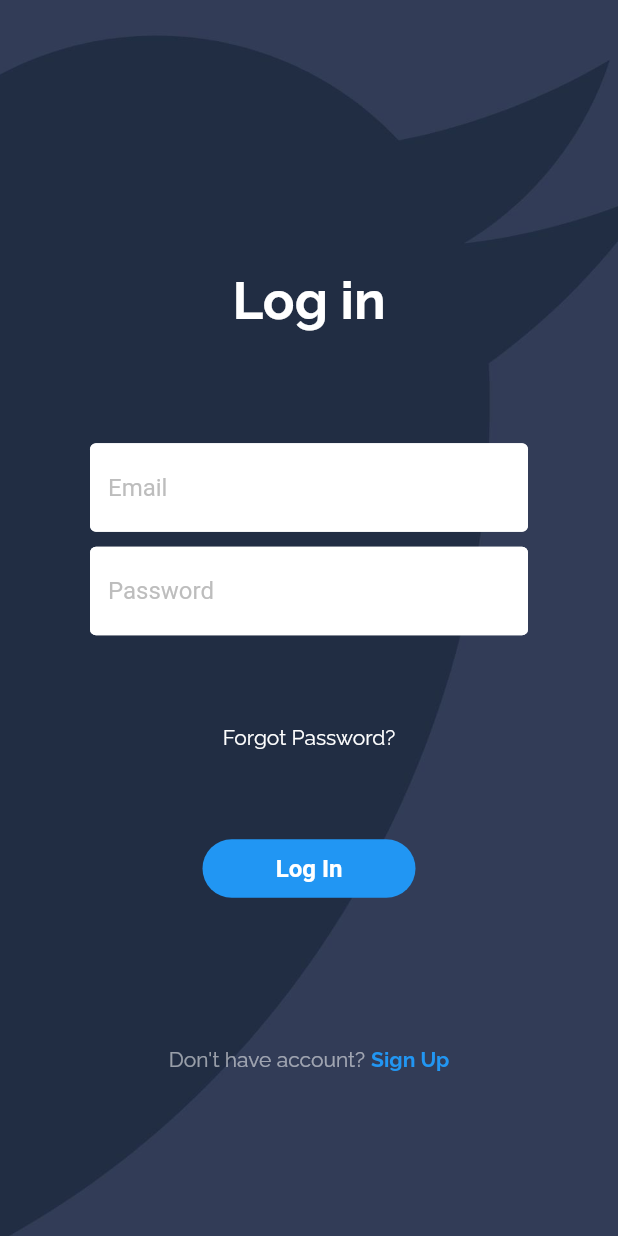
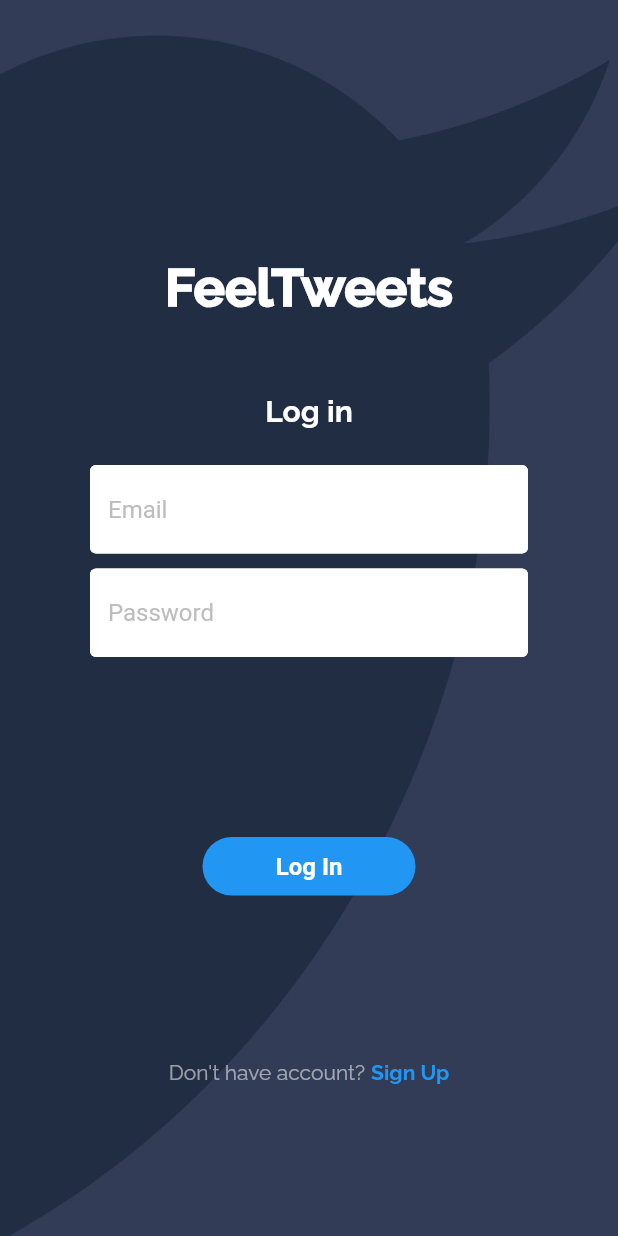
Before and after one commit to HareezIshraf5/tweets-sentiment-score-app, a Flutter app: the LoginPage screen opened directly with empty values, on a phone screen of 412 x 824 dp. Run offline on Flutter 3.47's test engine with Material 2 defaults, Android fonts, the phone set to English and light mode, and no system bars; our stand-ins replace cloud_firestore, firebase_auth, firebase_core; accounts and stored records are empty.

Commit message:
Update login_page.dart

```diff
--- a/lib/login_page.dart
+++ b/lib/login_page.dart
@@ -53,7 +53,7 @@ class _LoginPageState extends State<LoginPage> {
           shape: RoundedRectangleBorder(
             borderRadius: BorderRadius.circular(16.0)
           ),
-          backgroundColor: Colors.white70,
+          backgroundColor: Colors.white,
           title: const Center(
             child: Text(
               'Error',
@@ -89,18 +89,26 @@ class _LoginPageState extends State<LoginPage> {
                   const SizedBox(height: 70),
 
                   // logo
-                 Text(
-                    'Log in',
+                 const Text(
+                    'FeelTweets',
                     style: TextStyle(
                       fontFamily: 'Raleway',
-                      fontWeight: FontWeight.w700,
+                      fontWeight: FontWeight.w900,
                       color: Colors.white,
                       fontSize: 35,
                     ),
                   ),
 
                   const SizedBox(height: 50),
-
+                  const Text(
+                    'Log in',
+                    style: TextStyle(
+                      fontFamily: 'Raleway',
+                      fontWeight: FontWeight.w700,
+                      color: Colors.white,
+                      fontSize: 20,
+                    ),
+                  ),
                   const SizedBox(height: 25),
 
                   // email textfield
@@ -120,22 +128,8 @@ class _LoginPageState extends State<LoginPage> {
 
                   const SizedBox(height: 60),
 
-                  // forgot password?
-                  Padding(
-                    padding: const EdgeInsets.symmetric(horizontal: 25.0),
-                    child: Row(
-                      mainAxisAlignment: MainAxisAlignment.center,
-                      children: [
-                        Text(
-                          'Forgot Password?',
-                          style: TextStyle(
-                            fontFamily: 'Raleway',
-                            color: Colors.white,
-                          ),
-                        ),
-                      ],
-                    ),
-                  ),
+
+
 
                   const SizedBox(height: 60),
 
@@ -145,7 +139,7 @@ class _LoginPageState extends State<LoginPage> {
                     onTap: signUserIn,
                   ),
 
-                  const SizedBox(height: 60),
+                  const SizedBox(height: 70),
 
                   // or continue with
                   // Padding(
@@ -197,7 +191,7 @@ class _LoginPageState extends State<LoginPage> {
                   Row(
                     mainAxisAlignment: MainAxisAlignment.center,
                     children: [
-                      Text(
+                      const Text(
                         'Don\'t have account?',
                           style: TextStyle(
                             fontFamily: 'Raleway',
@@ -207,7 +201,7 @@ class _LoginPageState extends State<LoginPage> {
                       const SizedBox(width: 4),
                       GestureDetector(
                         onTap: widget.onTap,
-                        child: Text(
+                        child: const Text(
                           'Sign Up',
                           style: TextStyle(
                             fontFamily: 'Raleway',
```
